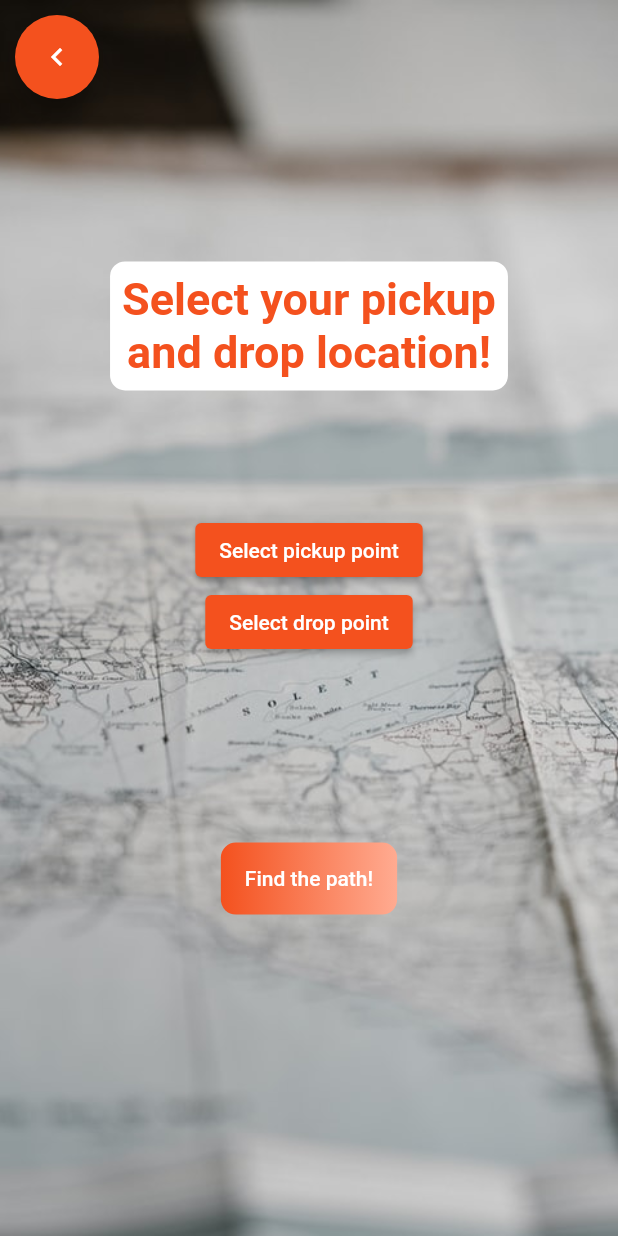
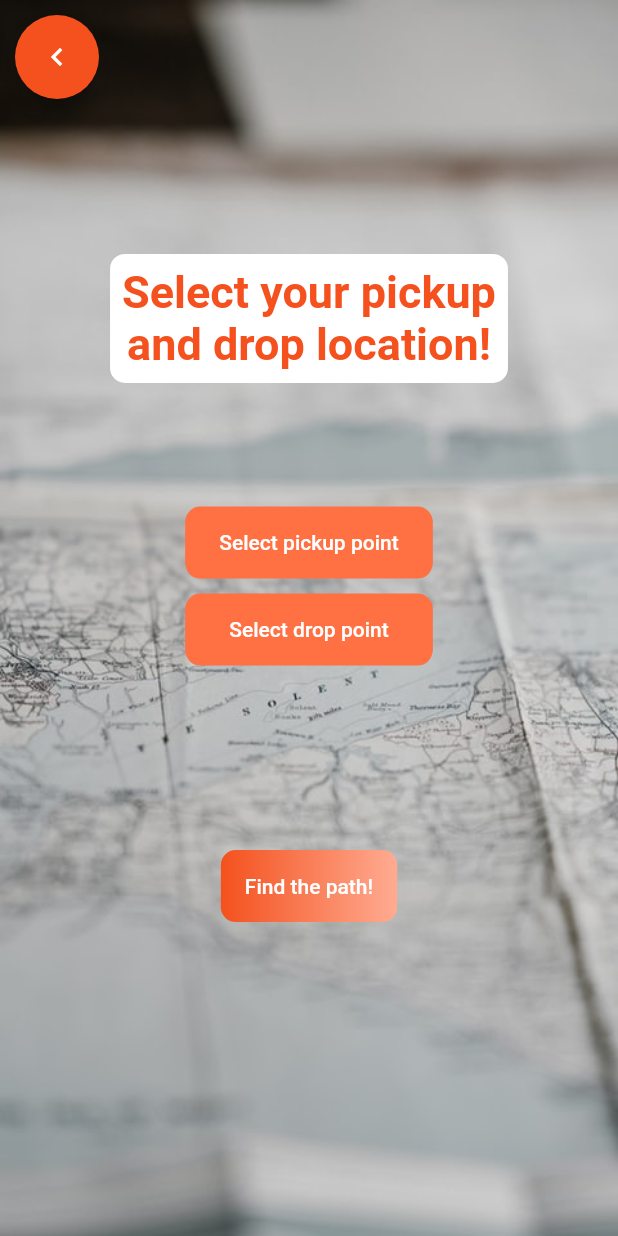
Before and after one commit to Saransh-cpp/IIITD_ALIVE_HVI, a Flutter app: the screen it shows after launch, after a tap on the "directions" icon, on a phone screen of 412 x 824 dp. Run offline on Flutter 3.47's test engine with Material 2 defaults, Android fonts, the light colour scheme and no system bars; our stand-ins replace fluttertoast; missing offline and left inert: flutter_osm_plugin.

Commit message:
Minor UI changes + add mockups

```diff
--- a/lib/screens/home.dart
+++ b/lib/screens/home.dart
@@ -85,8 +85,13 @@ class _HomeState extends State<Home> {
 
     // set the value of clear to true as we have a path on the map now
     clear.value = true;
-    print("${roadInfo.distance}km");
-    print("${roadInfo.duration}sec");
+
+    Fluttertoast.showToast(
+        msg: "${roadInfo.distance} km | ${roadInfo.duration} sec",
+        toastLength: Toast.LENGTH_LONG,
+        gravity: ToastGravity.CENTER,
+        fontSize: 16.0
+    );
   }
 
   // show or hide the current location of a user
@@ -126,7 +131,7 @@ class _HomeState extends State<Home> {
         resizeToAvoidBottomInset: false,
         appBar: AppBar(
           backgroundColor: Colors.deepOrange[600],
-          title: const Text("Human Vehicle Interaction"),
+          title: const Text("Human Vehicle Interface"),
           actions: [
             // select 2 points and visualise the path between them on map
             IconButton(onPressed: drawRoad, icon: const Icon(Icons.directions))
--- a/lib/screens/select_locations.dart
+++ b/lib/screens/select_locations.dart
@@ -83,9 +83,19 @@ class _SelectLocationState extends State<SelectLocation> {
                       valueListenable: start,
                       builder: (ctx, p, child) {
                         return Center(
-                          child: p == null ? ElevatedButton(
+                          child: p == null ? Container(
+                            margin: const EdgeInsets.fromLTRB(0, 0, 0, 10),
+                            width: MediaQuery.of(context).size.width* 0.4,
+                              decoration: BoxDecoration(
+                                  borderRadius: const BorderRadius.all(
+                                      Radius.circular(10)),
+                                  color: Colors.deepOrange[400]
+                              ),
+                            child: ElevatedButton(
                               style: ElevatedButton.styleFrom(
-                                primary: Colors.deepOrange[600]
+                                  primary: Colors.deepOrange[400],
+                                shadowColor: Colors.deepOrange[400],
+                                elevation: 0,
                               ),
                               onPressed: () async {
                                 // push the search screen and wait for a `GeoPoint` object
@@ -100,15 +110,26 @@ class _SelectLocationState extends State<SelectLocation> {
                                   start.value = p;
                                 }
                               },
-                            child: const Text("Select pickup point"),
+                              child: const Text("Select pickup point", style: TextStyle(color: Colors.white),),
+                            ),
                           ) :
 
                           // if p is not null (has the value of coordinates) -> show the coordinates
                           // and a button to pick the location again
-                          Row(
+                          Container(
+                            width: MediaQuery.of(context).size.width * 0.75,
+                            margin: const EdgeInsets.fromLTRB(0, 0, 0, 10),
+                            decoration: BoxDecoration(
+                                borderRadius: const BorderRadius.all(
+                                    Radius.circular(10)),
+                                color: Colors.deepOrange[400]
+                            ),
+                            child: Padding(
+                              padding: const EdgeInsets.all(8.0),
+                              child: Column(
                                 mainAxisAlignment: MainAxisAlignment.center,
                                 children: [
-                              Text(coordinatesStart),
+                                  Text(coordinatesStart, style: const TextStyle(color: Colors.white),),
                                   IconButton(onPressed: () async {
                                     // push the search screen and wait for a `GeoPoint` object
                                     var p = await Navigator.of(context).push(
@@ -121,8 +142,10 @@ class _SelectLocationState extends State<SelectLocation> {
                                       "${(p as GeoPoint).latitude}, ${p.longitude}";
                                       start.value = p;
                                     }
-                              }, icon: const Icon(Icons.restore_outlined))
+                                  }, icon: const Icon(Icons.restore_outlined, color: Colors.white,))
                                 ],
+                              ),
+                            ),
                           ),
                         );
                       },
@@ -139,9 +162,18 @@ class _SelectLocationState extends State<SelectLocation> {
                           // check if p is null, as the value of end
                           // is initialised as null,
                           // if it is null -> display a button to select location
-                          child: p == null ? ElevatedButton(
+                          child: p == null ? Container(
+                            width: MediaQuery.of(context).size.width* 0.4,
+                            decoration: BoxDecoration(
+                                borderRadius: const BorderRadius.all(
+                                    Radius.circular(10)),
+                                color: Colors.deepOrange[400]
+                            ),
+                            child: ElevatedButton(
                               style: ElevatedButton.styleFrom(
-                              primary: Colors.deepOrange[600]
+                                primary: Colors.deepOrange[400],
+                                shadowColor: Colors.deepOrange[400],
+                                elevation: 0,
                               ),
                               onPressed: () async {
                                 // push the search screen and wait for a `GeoPoint` object
@@ -156,15 +188,25 @@ class _SelectLocationState extends State<SelectLocation> {
                                   end.value = p;
                                 }
                               },
-                            child: const Text("Select drop point"),
+                              child: const Text("Select drop point", style: TextStyle(color: Colors.white),),
+                            ),
                           ) :
 
                           // if p is not null (has the value of coordinates) -> show the coordinates
                           // and a button to pick the location again
-                          Row(
+                          Container(
+                            width: MediaQuery.of(context).size.width * 0.75,
+                            decoration: BoxDecoration(
+                                borderRadius: const BorderRadius.all(
+                                    Radius.circular(10)),
+                                color: Colors.deepOrange[400]
+                            ),
+                            child: Padding(
+                              padding: const EdgeInsets.all(8.0),
+                              child: Column(
                                 mainAxisAlignment: MainAxisAlignment.center,
                                 children: [
-                              Text(coordinatesEnd),
+                                  Text(coordinatesEnd, style: const TextStyle(color: Colors.white),),
                                   IconButton(onPressed: () async {
                                     // push the search screen and wait for a `GeoPoint` object
                                     var p = await Navigator.of(context).push(
@@ -177,8 +219,10 @@ class _SelectLocationState extends State<SelectLocation> {
                                       "${(p as GeoPoint).latitude}, ${p.longitude}";
                                       end.value = p;
                                     }
-                              }, icon: const Icon(Icons.restore_outlined))
+                                  }, icon: const Icon(Icons.restore_outlined, color: Colors.white,))
                                 ],
+                              ),
+                            ),
                           ),
                         );
                       },
```
Also changed, not shown: 4 other files. Lines whose indentation alone changed are shown as unchanged.
